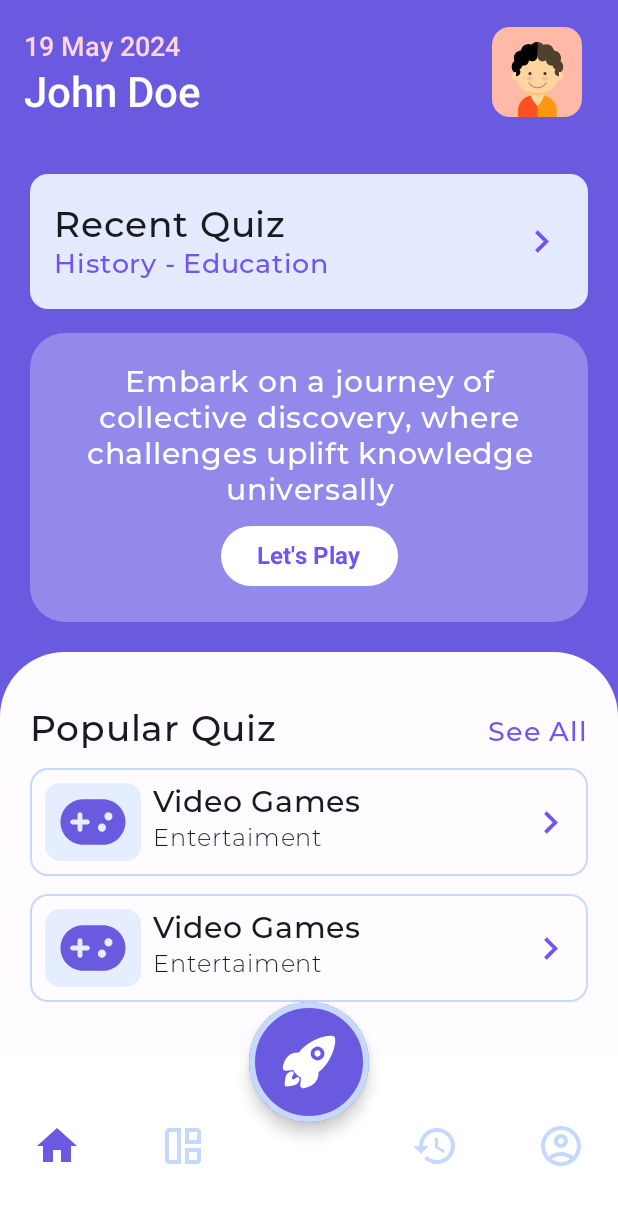
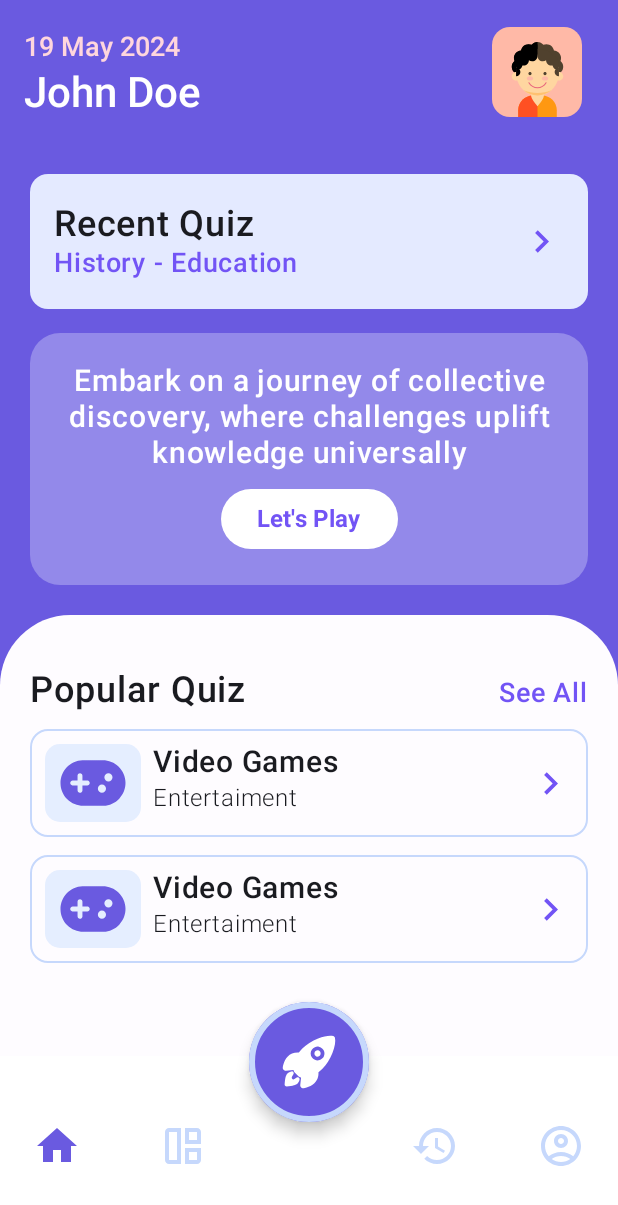
Before and after one commit to MuhammadRadifa/QuizKit, an Android app built with Jetpack Compose: the screen it shows after launch (MainActivity), on a phone screen of 412 x 824 dp. Shown: the top 1205 px of the screen. Run offline under Robolectric (Android 15) with nearby library versions, the phone set to English and light mode, and no system bars; our stand-ins replace Room's generated code; 5 statements that could not run were skipped.

Commit message:
change style

```diff
--- a/app/src/main/java/com/example/quizkit/ui/theme/Color.kt
+++ b/app/src/main/java/com/example/quizkit/ui/theme/Color.kt
@@ -9,3 +9,5 @@ val Pink80 = Color(0xFFEFB8C8)
 val Purple40 = Color(0xFF6650a4)
 val PurpleGrey40 = Color(0xFF625b71)
 val Pink40 = Color(0xFF7D5260)
+
+val PrimaryPurple = Color(0xFF6A5AE0)
--- a/app/src/main/java/com/example/quizkit/ui/theme/Theme.kt
+++ b/app/src/main/java/com/example/quizkit/ui/theme/Theme.kt
@@ -57,7 +57,7 @@ fun QuizKitTheme(
     if (!view.isInEditMode) {
         SideEffect {
             val window = (view.context as Activity).window
-            window.statusBarColor = colorScheme.primary.toArgb()
+            window.statusBarColor = PrimaryPurple.toArgb()
             WindowCompat.getInsetsController(window, view).isAppearanceLightStatusBars = darkTheme
         }
     }
--- a/app/src/main/java/com/example/quizkit/ui/theme/Type.kt
+++ b/app/src/main/java/com/example/quizkit/ui/theme/Type.kt
@@ -8,18 +8,25 @@ import androidx.compose.ui.text.font.FontWeight
 import androidx.compose.ui.unit.sp
 import com.example.quizkit.R
 
-val monserratFamily = FontFamily(
-    Font(R.font.light,FontWeight.Light),
-    Font(R.font.regular,FontWeight.Normal),
-    Font(R.font.medium,FontWeight.Medium),
-    Font(R.font.semibold,FontWeight.SemiBold),
-    Font(R.font.bold,FontWeight.Bold),
-)
+//val monserratFamily = FontFamily(
+//    Font(R.font.light,FontWeight.Light),
+//    Font(R.font.regular,FontWeight.Normal),
+//    Font(R.font.medium,FontWeight.Medium),
+//    Font(R.font.semibold,FontWeight.SemiBold),
+//    Font(R.font.bold,FontWeight.Bold),
+//)
 
 // Set of Material typography styles to start with
 val Typography = Typography(
+//    bodyLarge = TextStyle(
+//        fontFamily = monserratFamily,
+//        fontWeight = FontWeight.Normal,
+//        fontSize = 16.sp,
+//        lineHeight = 24.sp,
+//        letterSpacing = 0.5.sp
+//    )
     bodyLarge = TextStyle(
-        fontFamily = monserratFamily,
+        fontFamily = FontFamily.Default,
         fontWeight = FontWeight.Normal,
         fontSize = 16.sp,
         lineHeight = 24.sp,
```
